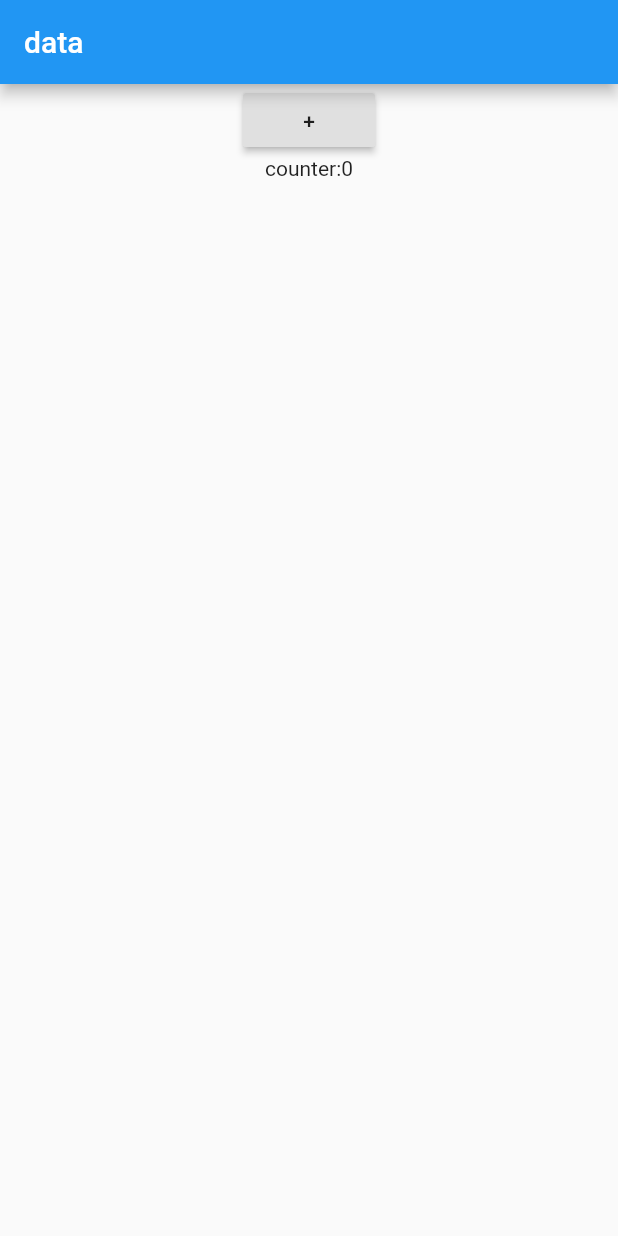
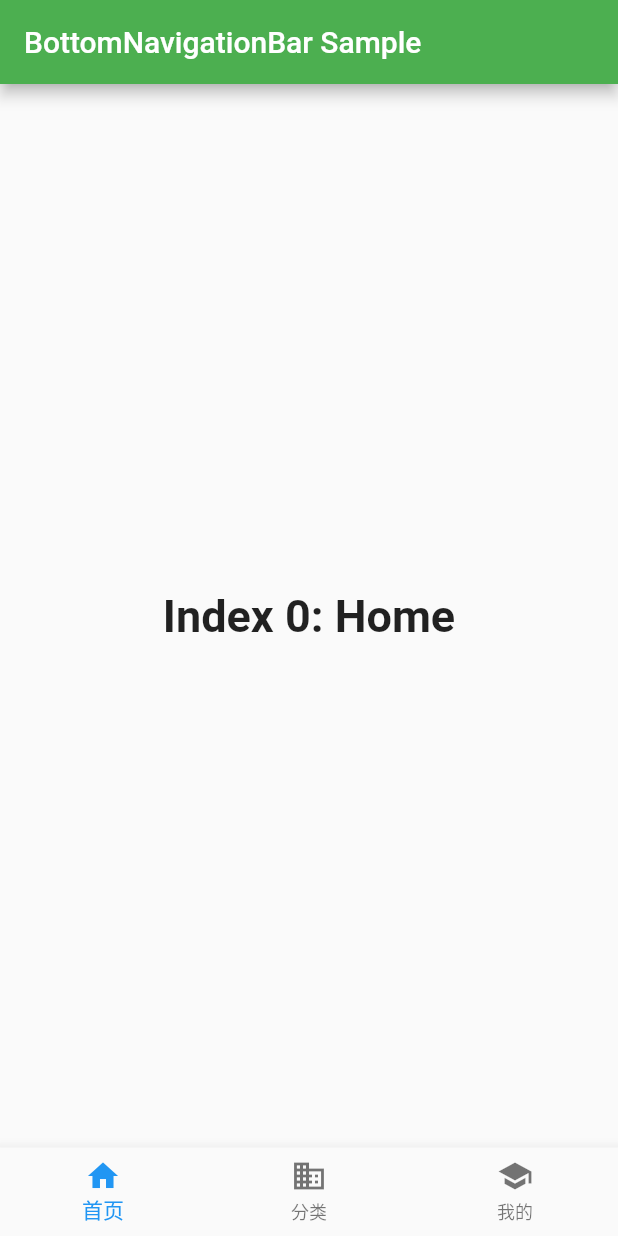
Before and after one commit to zfdok/myflutter, a Flutter app: the screen it shows after launch, on a phone screen of 412 x 824 dp. Run offline on Flutter 3.47's test engine with Material 2 defaults, Android fonts, the phone set to English and light mode, and no system bars.

Commit message:
底部导航

```diff
--- a/lib/main.dart
+++ b/lib/main.dart
@@ -2,73 +2,79 @@ import 'package:flutter/material.dart';
 
 void main() => runApp(MyApp());
 
+/// This Widget is the main application widget.
 class MyApp extends StatelessWidget {
+  static const String _title = 'Flutter Code Sample';
+
   @override
   Widget build(BuildContext context) {
     return MaterialApp(
-      title: 'Flutter Demo',
-      theme: ThemeData(
-        primarySwatch: Colors.blue,
+      title: _title,
+      home: MyStatefulWidget(),
+      theme: ThemeData(primaryColor: Colors.green),
+    );
+  }
+}
+
+class MyStatefulWidget extends StatefulWidget {
+  MyStatefulWidget({Key key}) : super(key: key);
+
+  @override
+  _MyStatefulWidgetState createState() => _MyStatefulWidgetState();
+}
+
+class _MyStatefulWidgetState extends State<MyStatefulWidget> {
+  int _selectedIndex = 0;
+  static const TextStyle optionStyle =
+      TextStyle(fontSize: 30, fontWeight: FontWeight.bold);
+  static const List<Widget> _widgetOptions = <Widget>[
+    Text(
+      'Index 0: Home',
+      style: optionStyle,
+    ),
+    Text(
+      'Index 1: Business',
+      style: optionStyle,
+    ),
+    Text(
+      'Index 2: School',
+      style: optionStyle,
+    ),
+  ];
+
+  void _onItemTapped(int index) {
+    setState(() {
+      _selectedIndex = index;
+    });
+  }
+
+  @override
+  Widget build(BuildContext context) {
+    return Scaffold(
+      appBar: AppBar(
+        title: const Text('BottomNavigationBar Sample'),
       ),
-      home: Scaffold(
-        appBar: AppBar(
-          title: Text("data"),
-        ),
-        body: MyWidget(),
+      body: Center(
+        child: _widgetOptions.elementAt(_selectedIndex),
+      ),
+      bottomNavigationBar: BottomNavigationBar(
+        items: const <BottomNavigationBarItem>[
+          BottomNavigationBarItem(
+            icon: Icon(Icons.home),
+            title: Text('首页'),
+          ),
+          BottomNavigationBarItem(
+            icon: Icon(Icons.business),
+            title: Text('分类'),
+          ),
+          BottomNavigationBarItem(
+            icon: Icon(Icons.school),
+            title: Text('我的'),
+          ),
+        ],
+        currentIndex: _selectedIndex,
+        onTap: _onItemTapped,
       ),
     );
   }
 }
-
-class MyWidget extends StatefulWidget {
-  MyWidget() {
-    print("MyWidget的构造函数被调用");
-  }
-  @override
-  _MyWidgetState createState() {
-    print("MyWidget的createState函数被调用");
-    return _MyWidgetState();
-  }
-}
-
-class _MyWidgetState extends State<MyWidget> {
-  int counter = 0;
-  _MyWidgetState() {
-    print("_MyWidgetState的构造函数被调用");
-  }
-  void initState() {
-    super.initState();
-    print("_MyWidgetState的initState函数被调用");
-  }
-
-  @override
-  void didChangeDependencies() {
-    print("_MyWidgetState的didChangeDependencies函数被调用");
-    super.didChangeDependencies();
-  }
-
-  @override
-  void didUpdateWidget(MyWidget oldWidget) {
-    print("_MyWidgetState的didUpdateWidget函数被调用");
-    super.didUpdateWidget(oldWidget);
-  }
-
-  @override
-  Widget build(BuildContext context) {
-    print("_MyWidgetState的build函数被调用");
-    return Center(
-      child: Column(
-        children: <Widget>[
-          RaisedButton(
-              child: Text("+"),
-              onPressed: () {
-                setState(() {
-                  counter++;
-                });
-              }),
-          Text("counter:$counter")
-        ],
-      ),
-    );
-  }
-}
```
Also changed, not shown: lib/backup.dart (added, +373 -0 lines).
